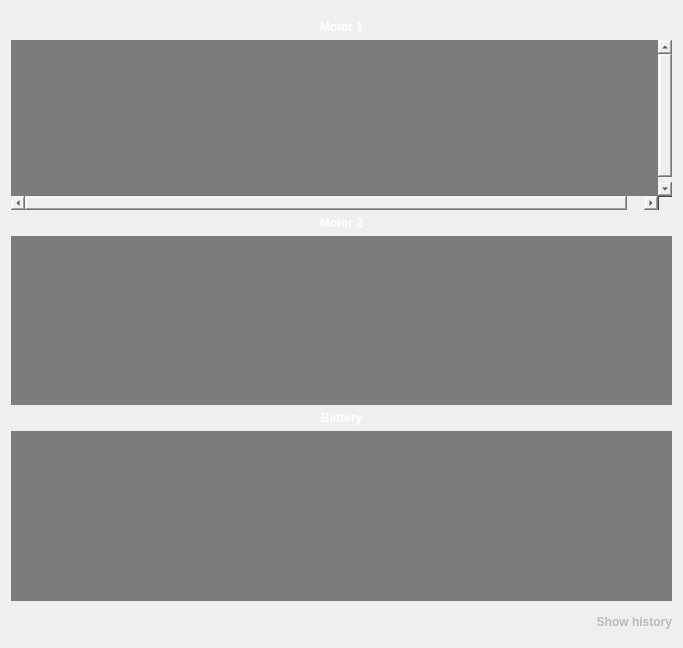
This is ViewLayer/DebugDisplay/MotorFaultPage/MotorFaultUi/MotorFaultUi.ui in waffle-iron/Epsilon-Dashboard as Qt 5 draws it before an edit. The edited form follows.
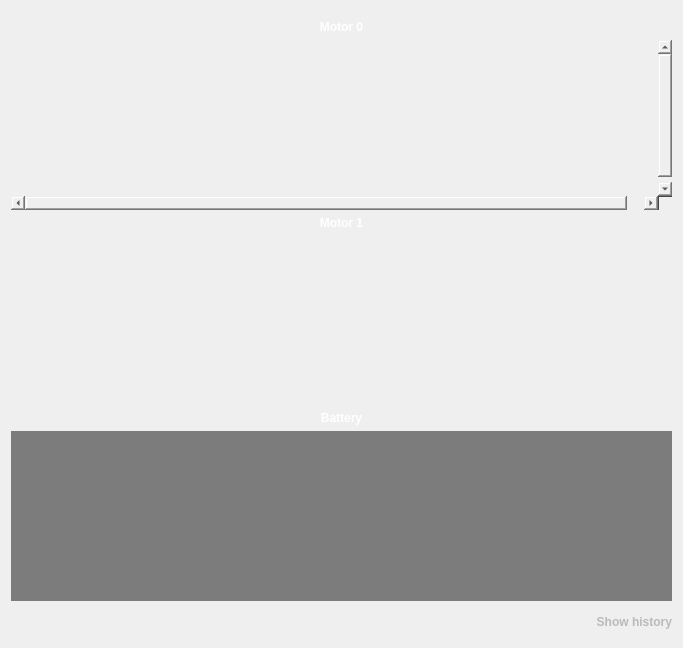
This is the edited form.

The edit to the form file:
```diff
--- a/ViewLayer/DebugDisplay/MotorFaultPage/MotorFaultUi/MotorFaultUi.ui
+++ b/ViewLayer/DebugDisplay/MotorFaultPage/MotorFaultUi/MotorFaultUi.ui
@@ -36,14 +36,14 @@
     <number>20</number>
    </property>
    <item>
-    <widget class="QLabel" name="motor1Label">
+    <widget class="QLabel" name="motor0Label">
      <property name="styleSheet">
       <string notr="true">font: 24px 'Arial';
 font-weight:500;
 color:white;</string>
      </property>
      <property name="text">
-      <string>Motor 1</string>
+      <string>Motor 0</string>
      </property>
      <property name="alignment">
       <set>Qt::AlignCenter</set>
@@ -51,7 +51,7 @@
     </widget>
    </item>
    <item>
-    <widget class="QScrollArea" name="motor1ScrollArea">
+    <widget class="QScrollArea" name="motor0ScrollArea">
      <property name="autoFillBackground">
       <bool>false</bool>
      </property>
@@ -79,7 +79,7 @@
      <property name="widgetResizable">
       <bool>false</bool>
      </property>
-     <widget class="QWidget" name="motor1ContentsWidget">
+     <widget class="QWidget" name="motor0ContentsWidget">
       <property name="geometry">
        <rect>
         <x>0</x>
@@ -101,14 +101,14 @@
     </widget>
    </item>
    <item>
-    <widget class="QLabel" name="motor2Label">
+    <widget class="QLabel" name="motor1Label">
      <property name="styleSheet">
       <string notr="true">font: 24px 'Arial';
 font-weight:500;
 color:white;</string>
      </property>
      <property name="text">
-      <string>Motor 2</string>
+      <string>Motor 1</string>
      </property>
      <property name="alignment">
       <set>Qt::AlignCenter</set>
@@ -116,7 +116,7 @@
     </widget>
    </item>
    <item>
-    <widget class="QScrollArea" name="motor2ScrollArea">
+    <widget class="QScrollArea" name="motor1ScrollArea">
      <property name="palette">
       <palette>
        <active>
@@ -251,7 +251,7 @@
      <property name="widgetResizable">
       <bool>true</bool>
      </property>
-     <widget class="QWidget" name="motor2ContentsWidget">
+     <widget class="QWidget" name="motor1ContentsWidget">
       <property name="geometry">
        <rect>
         <x>0</x>
```
